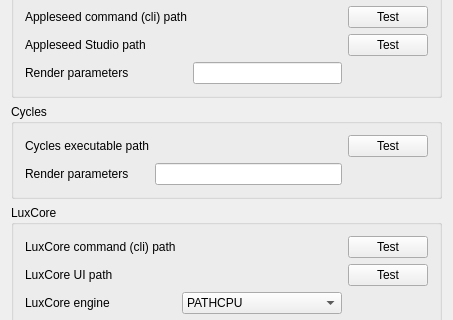
FreeCAD/FreeCAD-render, file Render/resources/ui/RenderSettings.ui: the form before one commit; both pictures show x 0 to 453 and y 167 to 487 of the 453 by 1163 pixel window.
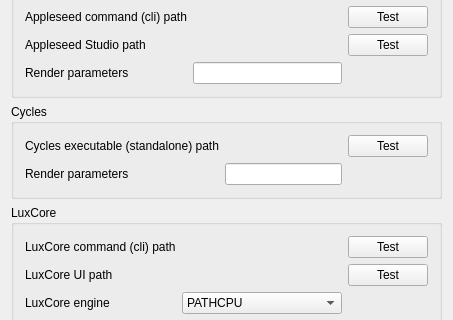
The form after the commit. Custom widgets are drawn as their Qt base class.

What changed in the file:
```diff
--- a/Render/resources/ui/RenderSettings.ui
+++ b/Render/resources/ui/RenderSettings.ui
@@ -972,7 +972,7 @@
          <locale language="English" country="UnitedStates"/>
         </property>
         <property name="text">
-         <string>Cycles executable path</string>
+         <string>Cycles executable (standalone) path</string>
         </property>
        </widget>
       </item>
```
